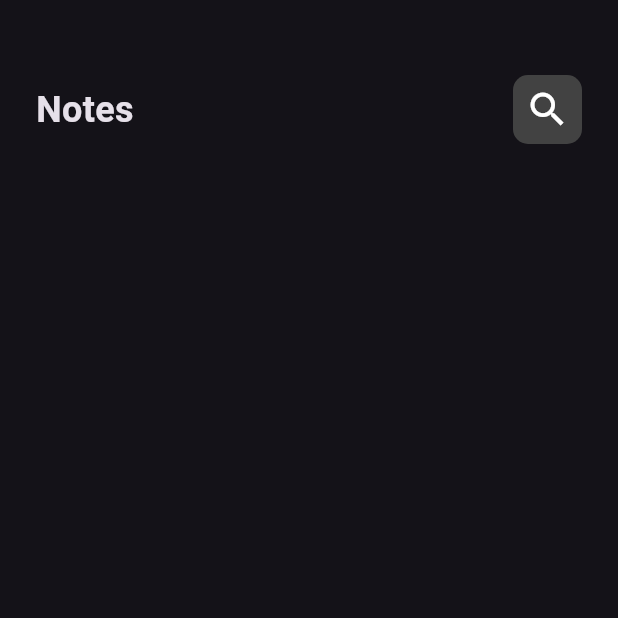
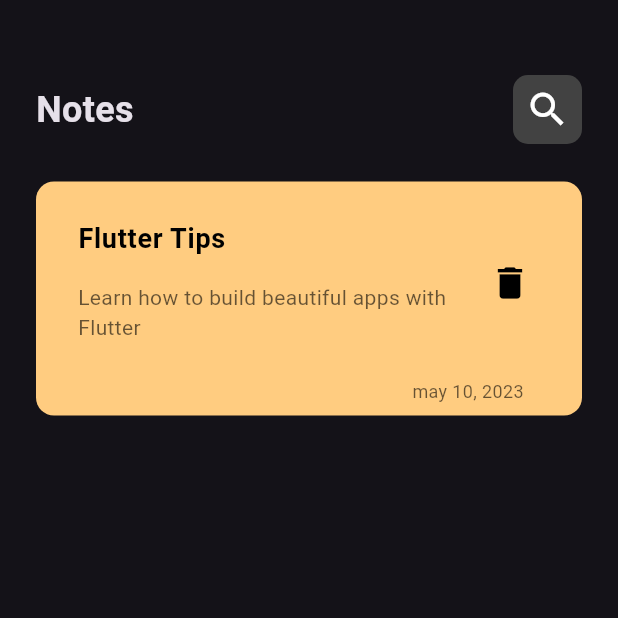
Before and after one commit to mohamedmostafarizk/noteapp_localdatabase, a Flutter app: the screen it shows after launch, on a phone screen of 412 x 824 dp, the top half of it. Run offline on Flutter 3.47's test engine with Material 3 defaults, Android fonts, the phone set to English and light mode, and no system bars.

Commit message:
create note item

```diff
--- a/lib/views/notesview.dart
+++ b/lib/views/notesview.dart
@@ -1,5 +1,8 @@
+// ignore_for_file: deprecated_member_use
+
 import 'package:flutter/material.dart';
 import 'package:noteapp/widgets/CustomAppBar.dart';
+import 'package:noteapp/widgets/Noteitem.dart';
 
 class Notesview extends StatelessWidget {
   const Notesview({super.key});
@@ -9,7 +12,14 @@ class Notesview extends StatelessWidget {
     return Scaffold(
       body: Padding(
         padding: const EdgeInsets.symmetric(horizontal: 24),
-        child: Column(children: [SizedBox(height: 50), CustomAppBar()]),
+        child: Column(
+          children: [
+            SizedBox(height: 50),
+            CustomAppBar(),
+            SizedBox(height: 25),
+            Noteitem(),
+          ],
+        ),
       ),
     );
   }
--- /dev/null
+++ b/lib/widgets/Noteitem.dart
@@ -0,0 +1,59 @@
+// ignore_for_file: file_names
+
+import 'package:flutter/material.dart';
+
+class Noteitem extends StatelessWidget {
+  const Noteitem({super.key});
+
+  @override
+  Widget build(BuildContext context) {
+    return Container(
+      padding: EdgeInsets.only(top: 16, left: 12),
+      decoration: BoxDecoration(
+        color: Colors.orange[200],
+        borderRadius: BorderRadius.circular(12),
+      ),
+      child: Column(
+        children: [
+          ListTile(
+            title: Text(
+              'Flutter Tips',
+              style: TextStyle(
+                fontSize: 18,
+                fontWeight: FontWeight.bold,
+                color: Colors.black,
+              ),
+            ),
+            subtitle: Padding(
+              padding: const EdgeInsets.symmetric(vertical: 16),
+              child: Text(
+                'Learn how to build beautiful apps with Flutter',
+                style: TextStyle(
+                  fontSize: 14,
+                  color: Colors.black.withOpacity(0.6),
+                ),
+              ),
+            ),
+            trailing: Padding(
+              padding: const EdgeInsets.only(bottom: 16),
+              child: IconButton(
+                onPressed: () {},
+                icon: Icon(Icons.delete, color: Colors.black, size: 28),
+              ),
+            ),
+          ),
+          Padding(
+            padding: const EdgeInsets.only(left: 200, bottom: 8),
+            child: Text(
+              'may 10, 2023',
+              style: TextStyle(
+                fontSize: 12,
+                color: Colors.black.withOpacity(0.6),
+              ),
+            ),
+          ),
+        ],
+      ),
+    );
+  }
+}
```
